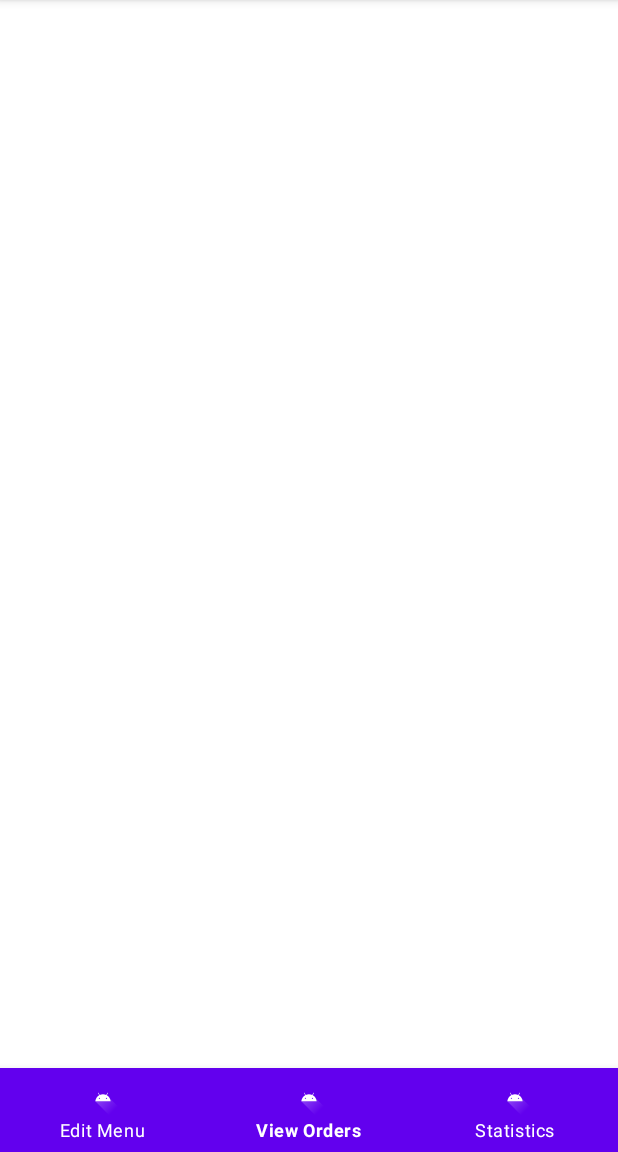
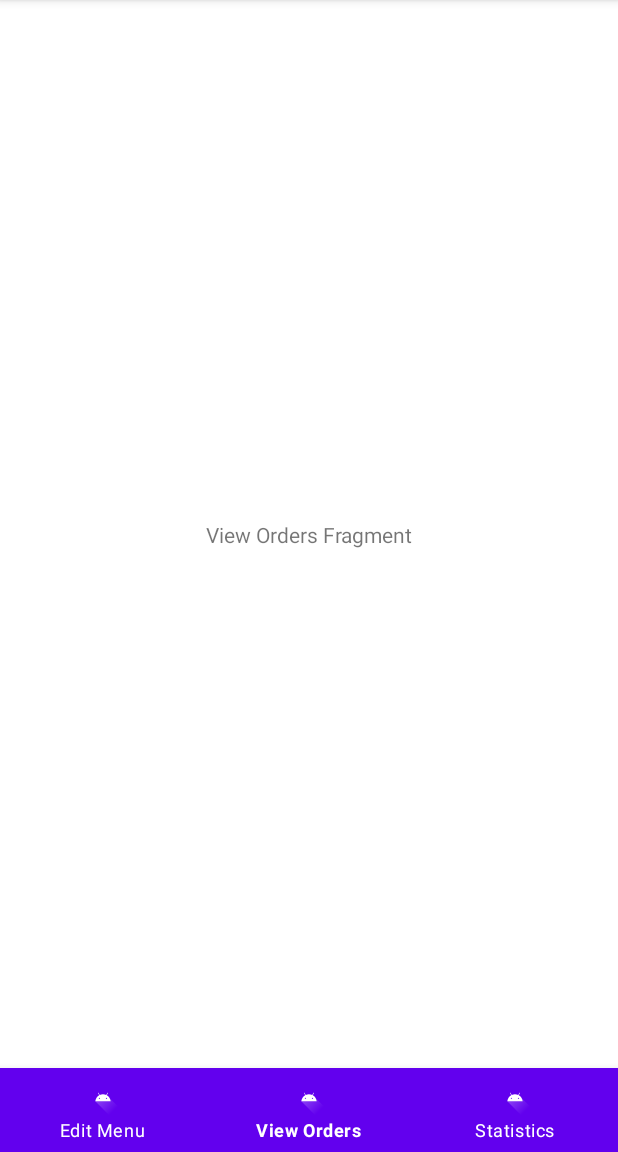
Before and after one commit to sumitthorat/lightweight-restaurant-mgmt-system, an Android app: the screen it shows after launch (MainActivity), item 2 of the bottom bar chosen, on a phone screen of 412 x 824 dp, the part 84-1236 px from its top. Run offline under Robolectric (Android 15) with nearby library versions, the phone set to English and light mode, and no system bars.

Commit message:
Add fragments to the app

```diff
--- a/Frontend/Android/app/build.gradle
+++ b/Frontend/Android/app/build.gradle
@@ -33,6 +33,7 @@ dependencies {
     implementation 'androidx.appcompat:appcompat:1.2.0'
     implementation 'com.google.android.material:material:1.2.1'
     implementation 'androidx.constraintlayout:constraintlayout:2.0.2'
+    implementation 'androidx.legacy:legacy-support-v4:1.0.0'
     testImplementation 'junit:junit:4.+'
     androidTestImplementation 'androidx.test.ext:junit:1.1.2'
     androidTestImplementation 'androidx.test.espresso:espresso-core:3.3.0'
--- /dev/null
+++ b/Frontend/Android/app/src/main/java/com/example/lmrs/view/EditMenuFragment.java
@@ -0,0 +1,66 @@
+package com.example.lmrs.view;
+
+import android.os.Bundle;
+
+import androidx.fragment.app.Fragment;
+
+import android.view.LayoutInflater;
+import android.view.View;
+import android.view.ViewGroup;
+
+import com.example.lmrs.R;
+
+/**
+ * A simple {@link Fragment} subclass.
+ * Use the {@link EditMenuFragment#newInstance} factory method to
+ * create an instance of this fragment.
+ */
+public class EditMenuFragment extends Fragment {
+
+    // TODO: Rename parameter arguments, choose names that match
+    // the fragment initialization parameters, e.g. ARG_ITEM_NUMBER
+    private static final String ARG_PARAM1 = "param1";
+    private static final String ARG_PARAM2 = "param2";
+
+    // TODO: Rename and change types of parameters
+    private String mParam1;
+    private String mParam2;
+
+    public EditMenuFragment() {
+        // Required empty public constructor
+    }
+
+    /**
+     * Use this factory method to create a new instance of
+     * this fragment using the provided parameters.
+     *
+     * @param param1 Parameter 1.
+     * @param param2 Parameter 2.
+     * @return A new instance of fragment EditMenuFragment.
+     */
+    // TODO: Rename and change types and number of parameters
+    public static EditMenuFragment newInstance(String param1, String param2) {
+        EditMenuFragment fragment = new EditMenuFragment();
+        Bundle args = new Bundle();
+        args.putString(ARG_PARAM1, param1);
+        args.putString(ARG_PARAM2, param2);
+        fragment.setArguments(args);
+        return fragment;
+    }
+
+    @Override
+    public void onCreate(Bundle savedInstanceState) {
+        super.onCreate(savedInstanceState);
+        if (getArguments() != null) {
+            mParam1 = getArguments().getString(ARG_PARAM1);
+            mParam2 = getArguments().getString(ARG_PARAM2);
+        }
+    }
+
+    @Override
+    public View onCreateView(LayoutInflater inflater, ViewGroup container,
+                             Bundle savedInstanceState) {
+        // Inflate the layout for this fragment
+        return inflater.inflate(R.layout.fragment_edit_menu, container, false);
+    }
+}
--- a/Frontend/Android/app/src/main/java/com/example/lmrs/view/MainActivity.java
+++ b/Frontend/Android/app/src/main/java/com/example/lmrs/view/MainActivity.java
@@ -1,16 +1,70 @@
 package com.example.lmrs.view;
 
+import androidx.annotation.NonNull;
 import androidx.appcompat.app.AppCompatActivity;
+import androidx.fragment.app.Fragment;
+import androidx.fragment.app.FragmentManager;
+import androidx.fragment.app.FragmentTransaction;
 
+import android.annotation.SuppressLint;
 import android.os.Bundle;
+import android.util.Log;
+import android.view.MenuItem;
 
 import com.example.lmrs.R;
+import com.google.android.material.bottomnavigation.BottomNavigationView;
 
 public class MainActivity extends AppCompatActivity {
+
+    private static final String TAG = "MainActivity";
+
+    BottomNavigationView bottomNav;
 
     @Override
     protected void onCreate(Bundle savedInstanceState) {
         super.onCreate(savedInstanceState);
         setContentView(R.layout.activity_main);
+
+        // Init all the UI elements
+        bottomNav = findViewById(R.id.bottom_navigation);
+
+        // Set onClickListener
+        bottomNav.setOnNavigationItemSelectedListener(navigationItemSelectedListener);
+
+        // Initialize fragment
+        openFragment(EditMenuFragment.newInstance("", ""));
+
+
     }
+
+    private void openFragment(Fragment fragment) {
+        FragmentManager fragmentManager = getSupportFragmentManager();
+        FragmentTransaction fragmentTransaction = fragmentManager.beginTransaction();
+        fragmentTransaction.replace(R.id.fl_fragment, fragment);
+        fragmentTransaction.commit();
+    }
+
+    BottomNavigationView.OnNavigationItemSelectedListener navigationItemSelectedListener =
+            item -> {
+                switch (item.getItemId()) {
+                    case R.id.navigation_edit_menu:
+                        Log.i(TAG, "Edit menu");
+                        openFragment(EditMenuFragment.newInstance("", ""));
+                        return true;
+
+                    case R.id.navigation_view_order:
+                        Log.i(TAG, "View Order");
+                        openFragment(ViewOrdersFragment.newInstance("", ""));
+                        return true;
+
+                    case R.id.navigation_statstics:
+                        Log.i(TAG, "Statistics");
+                        openFragment(StatisticsFragment.newInstance("", ""));
+                        return true;
+                }
+                return false;
+            };
+
+
+
 }
--- /dev/null
+++ b/Frontend/Android/app/src/main/java/com/example/lmrs/view/ViewOrdersFragment.java
@@ -0,0 +1,66 @@
+package com.example.lmrs.view;
+
+import android.os.Bundle;
+
+import androidx.fragment.app.Fragment;
+
+import android.view.LayoutInflater;
+import android.view.View;
+import android.view.ViewGroup;
+
+import com.example.lmrs.R;
+
+/**
+ * A simple {@link Fragment} subclass.
+ * Use the {@link ViewOrdersFragment#newInstance} factory method to
+ * create an instance of this fragment.
+ */
+public class ViewOrdersFragment extends Fragment {
+
+    // TODO: Rename parameter arguments, choose names that match
+    // the fragment initialization parameters, e.g. ARG_ITEM_NUMBER
+    private static final String ARG_PARAM1 = "param1";
+    private static final String ARG_PARAM2 = "param2";
+
+    // TODO: Rename and change types of parameters
+    private String mParam1;
+    private String mParam2;
+
+    public ViewOrdersFragment() {
+        // Required empty public constructor
+    }
+
+    /**
+     * Use this factory method to create a new instance of
+     * this fragment using the provided parameters.
+     *
+     * @param param1 Parameter 1.
+     * @param param2 Parameter 2.
+     * @return A new instance of fragment ViewOrderFragment.
+     */
+    // TODO: Rename and change types and number of parameters
+    public static ViewOrdersFragment newInstance(String param1, String param2) {
+        ViewOrdersFragment fragment = new ViewOrdersFragment();
+        Bundle args = new Bundle();
+        args.putString(ARG_PARAM1, param1);
+        args.putString(ARG_PARAM2, param2);
+        fragment.setArguments(args);
+        return fragment;
+    }
+
+    @Override
+    public void onCreate(Bundle savedInstanceState) {
+        super.onCreate(savedInstanceState);
+        if (getArguments() != null) {
+            mParam1 = getArguments().getString(ARG_PARAM1);
+            mParam2 = getArguments().getString(ARG_PARAM2);
+        }
+    }
+
+    @Override
+    public View onCreateView(LayoutInflater inflater, ViewGroup container,
+                             Bundle savedInstanceState) {
+        // Inflate the layout for this fragment
+        return inflater.inflate(R.layout.fragment_view_orders, container, false);
+    }
+}
--- a/Frontend/Android/app/src/main/res/layout/activity_main.xml
+++ b/Frontend/Android/app/src/main/res/layout/activity_main.xml
@@ -1,5 +1,5 @@
 <?xml version="1.0" encoding="utf-8"?>
-<LinearLayout xmlns:android="http://schemas.android.com/apk/res/android"
+<androidx.constraintlayout.widget.ConstraintLayout xmlns:android="http://schemas.android.com/apk/res/android"
     xmlns:app="http://schemas.android.com/apk/res-auto"
     xmlns:tools="http://schemas.android.com/tools"
     android:layout_width="match_parent"
@@ -7,24 +7,26 @@
     tools:context=".view.MainActivity">
 
     <FrameLayout
-        android:layout_width="match_parent"
-        android:layout_height="match_parent"
-        android:id="@+id/container"
-        >
-
-        <!-- Main content -->
+        android:id="@+id/fl_fragment"
+        android:layout_width="0dp"
+        android:layout_height="0dp"
+        app:layout_constraintBottom_toTopOf="@+id/bottom_navigation"
+        app:layout_constraintEnd_toEndOf="parent"
+        app:layout_constraintStart_toStartOf="parent"
+        app:layout_constraintTop_toTopOf="parent" />
 
     <com.google.android.material.bottomnavigation.BottomNavigationView
         android:id="@+id/bottom_navigation"
-            android:layout_width="match_parent"
+        android:layout_width="0dp"
         android:layout_height="wrap_content"
         android:layout_gravity="bottom"
         android:background="@color/design_default_color_primary"
         app:itemIconTint="@color/white"
         app:itemTextColor="@color/white"
-            app:menu="@menu/bottom_navigation_menu"
-            />
+        app:layout_constraintBottom_toBottomOf="parent"
+        app:layout_constraintEnd_toEndOf="parent"
+        app:layout_constraintStart_toStartOf="parent"
+        app:layout_constraintTop_toBottomOf="@+id/fragment"
+        app:menu="@menu/bottom_navigation_menu" />
 
-    </FrameLayout>
-
-</LinearLayout>
+</androidx.constraintlayout.widget.ConstraintLayout>
--- /dev/null
+++ b/Frontend/Android/app/src/main/res/layout/fragment_view_orders.xml
@@ -0,0 +1,20 @@
+<?xml version="1.0" encoding="utf-8"?>
+<androidx.constraintlayout.widget.ConstraintLayout xmlns:android="http://schemas.android.com/apk/res/android"
+    xmlns:app="http://schemas.android.com/apk/res-auto"
+    xmlns:tools="http://schemas.android.com/tools"
+    android:layout_width="match_parent"
+    android:layout_height="match_parent"
+    tools:context=".view.ViewOrdersFragment">
+
+    <!-- TODO: Update blank fragment layout -->
+    <TextView
+        android:layout_width="wrap_content"
+        android:layout_height="wrap_content"
+        android:text="View Orders Fragment"
+        app:layout_constraintBottom_toBottomOf="parent"
+        app:layout_constraintEnd_toEndOf="parent"
+        app:layout_constraintHorizontal_bias="0.5"
+        app:layout_constraintStart_toStartOf="parent"
+        app:layout_constraintTop_toTopOf="parent" />
+
+</androidx.constraintlayout.widget.ConstraintLayout>
--- a/Frontend/Android/app/src/main/res/menu/bottom_navigation_menu.xml
+++ b/Frontend/Android/app/src/main/res/menu/bottom_navigation_menu.xml
@@ -1,17 +1,17 @@
 <?xml version="1.0" encoding="utf-8"?>
 <menu xmlns:android="http://schemas.android.com/apk/res/android">
     <item
-        android:id="@+id/navigation_home"
+        android:id="@+id/navigation_edit_menu"
         android:icon="@drawable/ic_launcher_foreground"
         android:title="Edit Menu" />
 
     <item
-        android:id="@+id/navigation_sms"
+        android:id="@+id/navigation_view_order"
         android:icon="@drawable/ic_launcher_foreground"
         android:title="View Orders" />
 
     <item
-        android:id="@+id/navigation_notifications"
+        android:id="@+id/navigation_statstics"
         android:icon="@drawable/ic_launcher_foreground"
         android:title="Statistics" />
 </menu>
--- a/Frontend/Android/app/src/main/res/values/strings.xml
+++ b/Frontend/Android/app/src/main/res/values/strings.xml
@@ -1,3 +1,5 @@
 <resources>
     <string name="app_name">LMRS</string>
+    <!-- TODO: Remove or change this placeholder text -->
+    <string name="hello_blank_fragment">Hello blank fragment</string>
 </resources>
```
Also changed, not shown: Frontend/Android/app/src/main/java/com/example/lmrs/view/StatisticsFragment.java (added, +66 -0 lines), Frontend/Android/app/src/main/res/layout/fragment_edit_menu.xml (added, +20 -0 lines), Frontend/Android/app/src/main/res/layout/fragment_statistics.xml (added, +19 -0 lines), 1 other file. Lines whose indentation alone changed are shown as unchanged.
